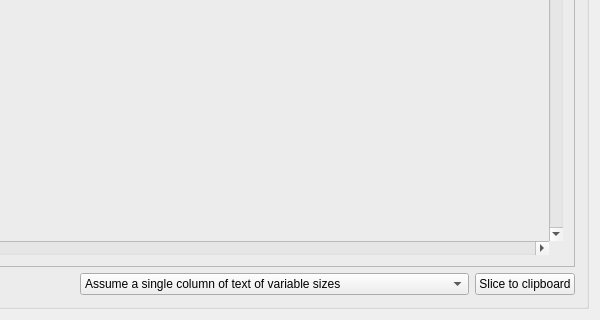
Qt form widget.ui (flopcat/sliceract) before a commit; both pictures show x 175 to 775 and y 403 to 723 of the 775 by 723 pixel window.
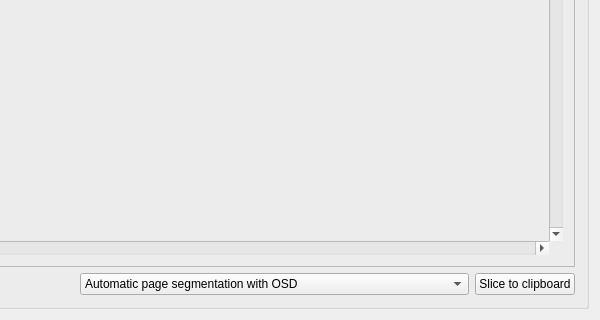
The same form after that commit.

Commit message: widget.ui: change default psm mode

```diff
--- a/widget.ui
+++ b/widget.ui
@@ -105,7 +105,7 @@
         <item>
          <widget class="QComboBox" name="segmentationMode">
           <property name="currentIndex">
-           <number>4</number>
+           <number>1</number>
           </property>
           <item>
            <property name="text">
```
